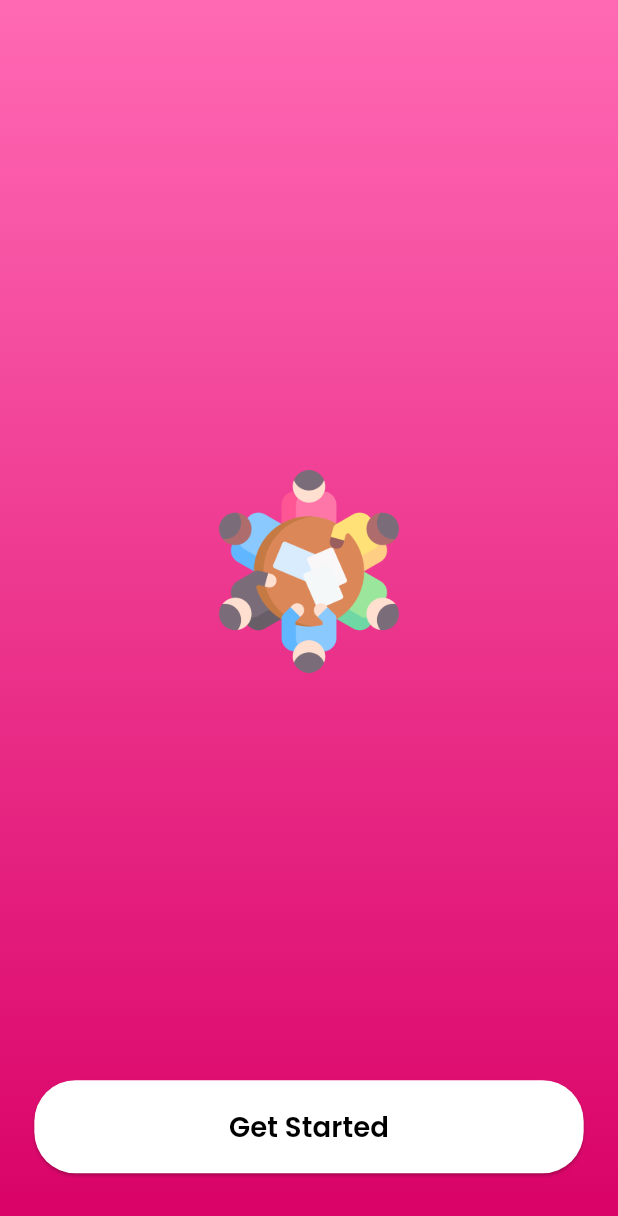
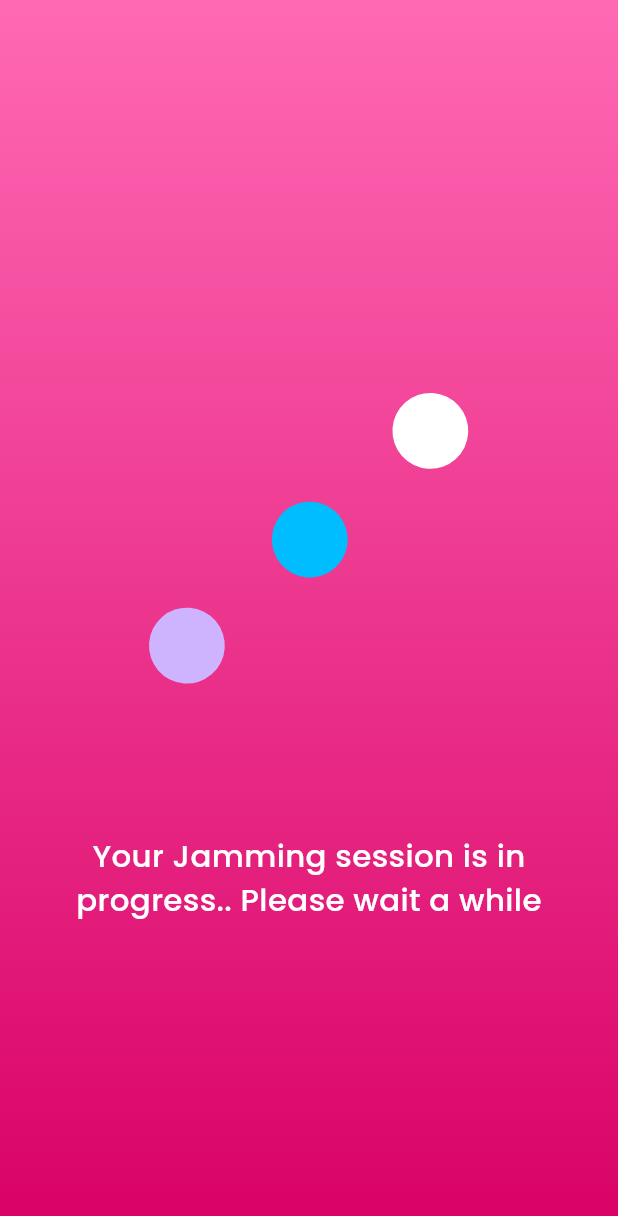
Before and after one commit to abdulmoiz2501/meetaroundv2, a Flutter app: the screen it shows after launch, on a phone screen of 412 x 824 dp. Shown: the top 1216 px of the screen. Run offline on Flutter 3.47's test engine with Material 3 defaults, Android fonts, the phone set to English and light mode, and no system bars; our stand-ins replace dotted_border, flutter_datetime_picker_plus, flutter_screenutil, flutter_svg, geocoding, geolocator and 10 more; missing offline and left inert: web_socket_client; project files that could hold a hidden picture were left out.

Commit message:
Jamming in progress screen

```diff
--- /dev/null
+++ b/lib/app/modules/JammingScreen/views/jamming_in_progress_view.dart
@@ -0,0 +1,63 @@
+import 'package:flutter/material.dart';
+import 'package:flutter_screenutil/flutter_screenutil.dart';
+import 'package:get/get.dart';
+import 'package:google_fonts/google_fonts.dart';
+import 'package:lottie/lottie.dart';
+import 'package:scratch_project/app/utils/constraints/colors.dart';
+import 'package:scratch_project/app/utils/constraints/text_strings.dart';
+
+
+class JammingInProgressView extends StatefulWidget {
+  final bool isSender;
+  const JammingInProgressView({super.key, required this.isSender});
+
+  @override
+  State<JammingInProgressView> createState() => _JammingInProgressViewState();
+}
+
+class _JammingInProgressViewState extends State<JammingInProgressView> {
+
+  @override
+  Widget build(BuildContext context) {
+    return Scaffold(
+      body: Container(
+        decoration: const BoxDecoration(
+          gradient: LinearGradient(
+            colors: [VoidColors.primary, VoidColors.secondary],
+            begin: Alignment.topCenter,
+            end: Alignment.bottomCenter,
+            // stops: [0.6, 1],
+          ),
+        ),
+        child: Center(
+          child: Padding(
+            padding: EdgeInsets.symmetric(vertical: 35.0.h, horizontal: 10.w),
+            child: Column(
+              crossAxisAlignment: CrossAxisAlignment.center,
+              mainAxisAlignment: MainAxisAlignment.center,
+              children: [
+                SizedBox(
+                  height:250 .h,
+                  width: 250.w,
+                  child: Lottie.asset('assets/icons/UQejRQZqHg.json'),
+                ),
+                40.0.verticalSpace,
+                Center(
+                  child: Text(
+                    textAlign: TextAlign.center,
+                    widget.isSender ? VoidTexts.pleaseWaitToAccept : VoidTexts.jammingInProgress,
+                    style: GoogleFonts.poppins(
+                        fontSize: 18.spMax,
+                        color: VoidColors.whiteColor,
+                        fontWeight: FontWeight.w500
+                    ),
+                  ),
+                ),
+              ],
+            ),
+          ),
+        ),
+      ),
+    );
+  }
+}
--- a/lib/app/modules/PastInterections/views/past_interections_view.dart
+++ b/lib/app/modules/PastInterections/views/past_interections_view.dart
@@ -36,7 +36,7 @@ class PastInterectionsView extends GetView<PastInterectionsController> {
           ),
         ),
         flexibleSpace: Container(
-          decoration: BoxDecoration(
+          decoration: const BoxDecoration(
             color: VoidColors.primary,
             /*gradient: LinearGradient(
               colors: [VoidColors.primary, VoidColors.secondary],
@@ -47,7 +47,7 @@ class PastInterectionsView extends GetView<PastInterectionsController> {
         ),
       ),
       body: Container(
-        decoration: BoxDecoration(
+        decoration: const BoxDecoration(
           gradient: LinearGradient(
             colors: [VoidColors.primary, VoidColors.secondary],
             begin: Alignment.topCenter,
--- a/lib/app/modules/bottomNavBar/views/home_screen_view.dart
+++ b/lib/app/modules/bottomNavBar/views/home_screen_view.dart
@@ -233,6 +233,7 @@ class _HomeScreenViewState extends State<HomeScreenView> {
                     return GoogleMap(
                       compassEnabled: false,
                       myLocationButtonEnabled: false,
+                      zoomControlsEnabled: false,
                       onMapCreated: _onMapCreated,
                       initialCameraPosition: CameraPosition(
                         target: locationController.currentPosition.value,
--- a/lib/app/modules/signIn/controllers/sign_in_controller.dart
+++ b/lib/app/modules/signIn/controllers/sign_in_controller.dart
@@ -1,6 +1,7 @@
 import 'dart:convert'; // For jsonEncode and jsonDecode
 import 'package:flutter/widgets.dart';
 import 'package:geolocator/geolocator.dart';
+import 'package:get_storage/get_storage.dart';
 import 'package:http/http.dart' as http;
 import 'package:get/get.dart';
 import 'package:scratch_project/app/controllers/user_controller.dart';
@@ -24,6 +25,7 @@ class SignInController extends GetxController {
   var latitude = 0.0.obs;
   // var longitude = 0.0.obs;
   var webSocketResponse = ''.obs;
+  final box = GetStorage();
 
   Future<void> signIn(String email, String password) async {
     // Validate if any fields are empty
@@ -79,6 +81,8 @@ class SignInController extends GetxController {
         userController.token.value = token.value;
         print('///done with the token');
         userController.user.value = UserModel.fromJson(data['data']);
+        // box.write('token', token.value);
+
         print('///done with the user model');
         print("***********************");
         print(responseData);
--- a/lib/app/modules/signUp/controllers/sign_up_controller.dart
+++ b/lib/app/modules/signUp/controllers/sign_up_controller.dart
@@ -122,6 +122,7 @@ class SignUpController extends GetxController {
     });
 
     try {
+      loading(true);
       final response =
           await http.post(Uri.parse(apiUrl), headers: headers, body: body);
       final responseData = json.decode(response.body);
@@ -144,6 +145,8 @@ class SignUpController extends GetxController {
           backgroundColor: VoidColors.primary,
           colorText: VoidColors.whiteColor,
           snackPosition: SnackPosition.BOTTOM);
+    } finally {
+      loading(false);
     }
   }
 
@@ -327,6 +330,8 @@ class SignUpController extends GetxController {
     latitude.value = position.latitude;
     longitude.value = position.longitude;
     isLoading.value = false;
+    await signUp();
+    Get.offAllNamed(Routes.SIGN_IN);
   }
 
   void connectWebSocket() {
--- a/lib/app/modules/signUp/views/get_user_location_view.dart
+++ b/lib/app/modules/signUp/views/get_user_location_view.dart
@@ -78,8 +78,8 @@ class _GetUserLocationViewState extends State<GetUserLocationView> {
                   signUpController.loading.value = true;
                   try {
                     await signUpController.getCurrentLocation();
-                    await signUpController.signUp();
-                    Get.offAllNamed(Routes.SIGN_IN);
+                    // await signUpController.signUp();
+                    // Get.offAllNamed(Routes.SIGN_IN);
                   } catch (e) {
                     Get.snackbar('Error', e.toString());
                   } finally {
--- a/lib/app/modules/splash_screen/views/splash_screen_view.dart
+++ b/lib/app/modules/splash_screen/views/splash_screen_view.dart
@@ -3,6 +3,7 @@ import 'package:flutter_screenutil/flutter_screenutil.dart';
 
 import 'package:get/get.dart';
 import 'package:google_fonts/google_fonts.dart';
+import 'package:scratch_project/app/modules/JammingScreen/views/jamming_in_progress_view.dart';
 import 'package:scratch_project/app/modules/splash_screen/views/second_splash_view.dart';
 import 'package:scratch_project/app/utils/constraints/colors.dart';
 import 'package:scratch_project/app/utils/constraints/image_strings.dart';
@@ -24,7 +25,8 @@ class _SplashScreenViewState extends State<SplashScreenView> {
   @override
   void initState() {
     Future.delayed(const Duration(seconds: 2), () {
-      Get.offAll(()=>SecondSplashView());
+      // Get.offAll(()=>SecondSplashView());
+      Get.offAll(JammingInProgressView(isSender: false,));
     });
 
   }
--- a/lib/app/routes/app_pages.dart
+++ b/lib/app/routes/app_pages.dart
@@ -1,4 +1,5 @@
 import 'package:get/get.dart';
+import 'package:scratch_project/app/modules/JammingScreen/views/jamming_in_progress_view.dart';
 
 import '../modules/ChatDetailScreen/bindings/chat_detail_screen_binding.dart';
 import '../modules/ChatDetailScreen/views/chat_detail_screen_view.dart';
@@ -185,5 +186,10 @@ class AppPages {
       page: () => const ResetPasswordView(),
       binding: ResetPasswordBinding(),
     ),
+    // GetPage(
+    //   name: _Paths.JAMMING_INPROGRESS,
+    //   page: () => const JammingInProgressView(),
+    //   // binding: JammingScreenBinding(),
+    // ),
   ];
 }
--- a/lib/app/routes/app_routes.dart
+++ b/lib/app/routes/app_routes.dart
@@ -30,6 +30,7 @@ abstract class Routes {
   static const SERVICES = _Paths.SERVICES;
   static const SEARCH_SCREEN = _Paths.SEARCH_SCREEN;
   static const RESET_PASSWORD = _Paths.RESET_PASSWORD;
+  // static const JAMMING_INPROGRESS = _Paths.JAMMING_INPROGRESS;
 }
 
 abstract class _Paths {
@@ -61,4 +62,5 @@ abstract class _Paths {
   static const SERVICES = '/services';
   static const SEARCH_SCREEN = '/search-screen';
   static const RESET_PASSWORD = '/reset-password';
+  // static const JAMMING_INPROGRESS = '/jamming-screen/jamming-in-progress';
 }
--- a/lib/app/utils/constraints/text_strings.dart
+++ b/lib/app/utils/constraints/text_strings.dart
@@ -51,4 +51,6 @@ class VoidTexts {
   static const meetAround = "MeetAround";
   static const suggestPeople = "Suggested People";
   // static const topPicks = "Top Picks to enjoy jamming:";
+  static const jammingInProgress = "Your Jamming session is in progress.. Please wait a while";
+  static const pleaseWaitToAccept = "Please wait for other user to accept the request";
 }
--- a/lib/main.dart
+++ b/lib/main.dart
@@ -12,6 +12,8 @@ void main() async {
   // }
   // Initialize GetStorage
   await GetStorage.init();
+  // final box = GetStorage();
+  // final storedToken = box.read('token');
 
   runApp(
     ScreenUtilInit(
@@ -23,6 +25,7 @@ void main() async {
           title: "Application",
           debugShowCheckedModeBanner: false,
           initialRoute: AppPages.SPLASH_SCREEN,
+          // initialRoute: storedToken != null ? Routes.BOTTOM_NAV_BAR : AppPages.SPLASH_SCREEN,
           getPages: AppPages.routes,
         );
       },
--- a/pubspec.yaml
+++ b/pubspec.yaml
@@ -30,6 +30,7 @@ dependencies:
   url_launcher: ^6.3.0
   web_socket_channel: ^3.0.1
   web_socket_client: ^0.1.4
+  lottie: ^3.1.2
 
 dev_dependencies:
   flutter_lints: ^3.0.0
```
Also changed, not shown: assets/icons/UQejRQZqHg.json (added, +1 -0 lines), lib/app/modules/ResetPassword/views/reset_password_view.dart (+47 -35 lines), lib/app/modules/bottomNavBar/views/bottom_nav_bar_view.dart (+7 -2 lines), lib/app/modules/signUp/views/birth_date_view.dart (+38 -3 lines), lib/app/modules/signUp/views/signup_form_screen_view.dart (+6 -1 lines), lib/app/widgets/popup.dart (+38 -40 lines), pubspec.lock, 1 other file.
